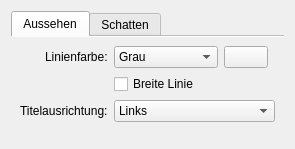
This is src/config/ui/breezeconfigurationui.ui in KrokusPokus/mkPolarisEdge as Qt 5 draws it before an edit. The edited form follows.
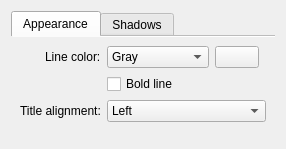
This is the edited form. Custom widgets are drawn as their Qt base class.

Commit message:
Einstellungsdialog: Beschriftungen englisch als Basis für Übersetzungen
Alle Texte der .ui-Datei englisch, Auswahleinträge mit Kontext-Kommentar
(@item:inlistbox) wie in Breeze. Die Knöpfe unten (Hilfe, OK ...) kommen
von KCMUtils und sind bereits übersetzt.

```diff
--- a/src/config/ui/breezeconfigurationui.ui
+++ b/src/config/ui/breezeconfigurationui.ui
@@ -13,7 +13,7 @@
      </property>
      <widget class="QWidget" name="appearanceTab">
       <attribute name="title">
-       <string>Aussehen</string>
+       <string>Appearance</string>
       </attribute>
       <layout class="QFormLayout" name="appearanceLayout">
        <property name="formAlignment">
@@ -25,7 +25,7 @@
        <item row="0" column="0">
         <widget class="QLabel" name="frameLineColorLabel">
          <property name="text">
-          <string>Linienfarbe:</string>
+          <string>Line color:</string>
          </property>
          <property name="buddy">
           <cstring>frameLineColor</cstring>
@@ -39,11 +39,11 @@
            <property name="toolTip">
             <string>Farbe der Rahmenlinie aktiver Fenster (die Farbvarianten der mkAurorae-Designs)</string>
            </property>
-           <item><property name="text"><string>Grau</string></property></item>
-           <item><property name="text"><string>Akzentfarbe</string></property></item>
-           <item><property name="text"><string>Lila</string></property></item>
-           <item><property name="text"><string>Rot</string></property></item>
-           <item><property name="text"><string>Eigene Farbe</string></property></item>
+           <item><property name="text"><string comment="@item:inlistbox Line color:">Gray</string></property></item>
+           <item><property name="text"><string comment="@item:inlistbox Line color:">Accent color</string></property></item>
+           <item><property name="text"><string comment="@item:inlistbox Line color:">Purple</string></property></item>
+           <item><property name="text"><string comment="@item:inlistbox Line color:">Red</string></property></item>
+           <item><property name="text"><string comment="@item:inlistbox Line color:">Custom color</string></property></item>
           </widget>
          </item>
          <item>
@@ -61,7 +61,7 @@
        <item row="1" column="1">
         <widget class="QCheckBox" name="frameLineBold">
          <property name="text">
-          <string>Breite Linie</string>
+          <string>Bold line</string>
          </property>
          <property name="toolTip">
           <string>Rahmenlinie 2 px breit, wie die B-Varianten der mkAurorae-Designs (die Ecken bleiben 1 px)</string>
@@ -71,7 +71,7 @@
        <item row="2" column="0">
         <widget class="QLabel" name="titleAlignmentLabel">
          <property name="text">
-          <string>Titelausrichtung:</string>
+          <string>Title alignment:</string>
          </property>
          <property name="buddy">
           <cstring>titleAlignment</cstring>
@@ -80,17 +80,17 @@
        </item>
        <item row="2" column="1">
         <widget class="QComboBox" name="titleAlignment">
-         <item><property name="text"><string>Links</string></property></item>
-         <item><property name="text"><string>Mittig</string></property></item>
-         <item><property name="text"><string>Mittig (ganze Breite)</string></property></item>
-         <item><property name="text"><string>Rechts</string></property></item>
+         <item><property name="text"><string comment="@item:inlistbox alignment">Left</string></property></item>
+         <item><property name="text"><string comment="@item:inlistbox alignment">Center</string></property></item>
+         <item><property name="text"><string comment="@item:inlistbox alignment">Center (Full Width)</string></property></item>
+         <item><property name="text"><string comment="@item:inlistbox alignment">Right</string></property></item>
         </widget>
        </item>
       </layout>
      </widget>
      <widget class="QWidget" name="shadowTab">
       <attribute name="title">
-       <string>Schatten</string>
+       <string>Shadows</string>
       </attribute>
       <layout class="QFormLayout" name="shadowLayout">
        <property name="formAlignment">
```
Left out of the diff: 20 changed lines with no effect on the pictures.
